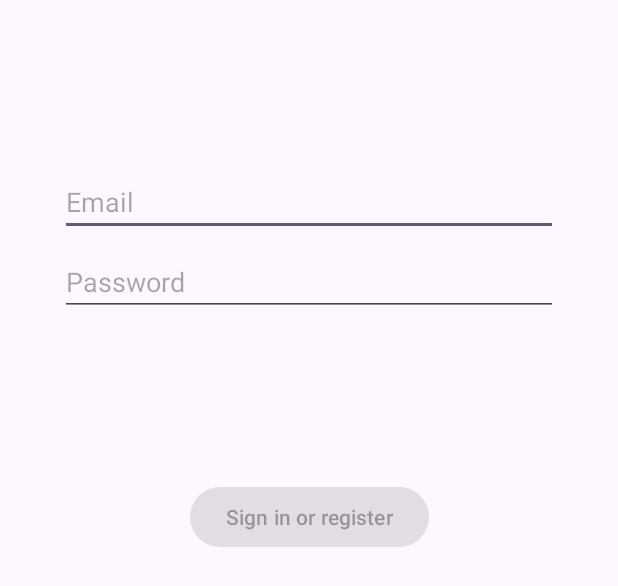
After one commit to SYNRGY-Kelompok-3/android, an Android app: the layout fragment_login.xml on its own in the app's theme, with its tools: preview values and no code run, on a phone screen of 412 x 824 dp. The commit adds this screen. Shown: the top 586 px of the screen. Run offline under Robolectric (Android 15) with nearby library versions, the phone set to English and light mode, and no system bars.

Commit message:
adding login fragment (not-complete)

```diff
--- a/app/build.gradle.kts
+++ b/app/build.gradle.kts
@@ -33,6 +33,9 @@ android {
     kotlinOptions {
         jvmTarget = "1.8"
     }
+    buildFeatures {
+        viewBinding = true
+    }
 }
 
 dependencies {
@@ -41,6 +44,9 @@ dependencies {
     implementation("androidx.appcompat:appcompat:1.6.1")
     implementation("com.google.android.material:material:1.10.0")
     implementation("androidx.constraintlayout:constraintlayout:2.1.4")
+    implementation("androidx.annotation:annotation:1.6.0")
+    implementation("androidx.lifecycle:lifecycle-livedata-ktx:2.6.1")
+    implementation("androidx.lifecycle:lifecycle-viewmodel-ktx:2.6.1")
     testImplementation("junit:junit:4.13.2")
     androidTestImplementation("androidx.test.ext:junit:1.1.5")
     androidTestImplementation("androidx.test.espresso:espresso-core:3.5.1")
--- /dev/null
+++ b/app/src/main/res/layout/fragment_login.xml
@@ -0,0 +1,76 @@
+<?xml version="1.0" encoding="utf-8"?>
+<androidx.constraintlayout.widget.ConstraintLayout xmlns:android="http://schemas.android.com/apk/res/android"
+    xmlns:app="http://schemas.android.com/apk/res-auto"
+    xmlns:tools="http://schemas.android.com/tools"
+    android:id="@+id/container"
+    android:layout_width="match_parent"
+    android:layout_height="match_parent"
+    android:paddingLeft="@dimen/fragment_horizontal_margin"
+    android:paddingTop="@dimen/fragment_vertical_margin"
+    android:paddingRight="@dimen/fragment_horizontal_margin"
+    android:paddingBottom="@dimen/fragment_vertical_margin"
+    tools:context=".ui.login.LoginFragment">
+
+    <EditText
+        android:id="@+id/username"
+        android:layout_width="0dp"
+        android:layout_height="wrap_content"
+        android:layout_marginStart="24dp"
+        android:layout_marginTop="96dp"
+        android:layout_marginEnd="24dp"
+        android:hint="@string/prompt_email"
+        android:inputType="textEmailAddress"
+        android:selectAllOnFocus="true"
+        app:layout_constraintEnd_toEndOf="parent"
+        app:layout_constraintStart_toStartOf="parent"
+        app:layout_constraintTop_toTopOf="parent" />
+
+    <EditText
+        android:id="@+id/password"
+        android:layout_width="0dp"
+        android:layout_height="wrap_content"
+        android:layout_marginStart="24dp"
+        android:layout_marginTop="8dp"
+        android:layout_marginEnd="24dp"
+        android:hint="@string/prompt_password"
+        android:imeActionLabel="@string/action_sign_in_short"
+        android:imeOptions="actionDone"
+        android:inputType="textPassword"
+        android:selectAllOnFocus="true"
+        app:layout_constraintEnd_toEndOf="parent"
+        app:layout_constraintStart_toStartOf="parent"
+        app:layout_constraintTop_toBottomOf="@+id/username" />
+
+    <Button
+        android:id="@+id/login"
+        android:layout_width="wrap_content"
+        android:layout_height="wrap_content"
+        android:layout_gravity="start"
+        android:layout_marginStart="48dp"
+        android:layout_marginTop="16dp"
+        android:layout_marginEnd="48dp"
+        android:layout_marginBottom="64dp"
+        android:enabled="false"
+        android:text="@string/action_sign_in"
+        app:layout_constraintBottom_toBottomOf="parent"
+        app:layout_constraintEnd_toEndOf="parent"
+        app:layout_constraintStart_toStartOf="parent"
+        app:layout_constraintTop_toBottomOf="@+id/password"
+        app:layout_constraintVertical_bias="0.2" />
+
+    <ProgressBar
+        android:id="@+id/loading"
+        android:layout_width="wrap_content"
+        android:layout_height="wrap_content"
+        android:layout_gravity="center"
+        android:layout_marginStart="32dp"
+        android:layout_marginTop="64dp"
+        android:layout_marginEnd="32dp"
+        android:layout_marginBottom="64dp"
+        android:visibility="gone"
+        app:layout_constraintBottom_toBottomOf="parent"
+        app:layout_constraintEnd_toEndOf="@+id/password"
+        app:layout_constraintStart_toStartOf="@+id/password"
+        app:layout_constraintTop_toTopOf="parent"
+        app:layout_constraintVertical_bias="0.3" />
+</androidx.constraintlayout.widget.ConstraintLayout>
--- /dev/null
+++ b/app/src/main/res/values/dimens.xml
@@ -0,0 +1,5 @@
+<resources>
+    <!-- Default screen margins, per the Android Design guidelines. -->
+    <dimen name="fragment_horizontal_margin">16dp</dimen>
+    <dimen name="fragment_vertical_margin">16dp</dimen>
+</resources>
--- a/app/src/main/res/values/strings.xml
+++ b/app/src/main/res/values/strings.xml
@@ -1,3 +1,12 @@
 <resources>
     <string name="app_name">travel.id</string>
+    <!-- Strings related to login -->
+    <string name="prompt_email">Email</string>
+    <string name="prompt_password">Password</string>
+    <string name="action_sign_in">Sign in or register</string>
+    <string name="action_sign_in_short">Sign in</string>
+    <string name="welcome">"Welcome!"</string>
+    <string name="invalid_username">Not a valid username</string>
+    <string name="invalid_password">Password must be >5 characters</string>
+    <string name="login_failed">"Login failed"</string>
 </resources>
```
Also changed, not shown: app/src/main/java/com/synrgy/travelid/data/LoginDataSource.kt (added, +24 -0 lines), app/src/main/java/com/synrgy/travelid/data/LoginRepository.kt (added, +46 -0 lines), app/src/main/java/com/synrgy/travelid/data/Result.kt (added, +18 -0 lines), app/src/main/java/com/synrgy/travelid/data/model/LoggedInUser.kt (added, +9 -0 lines), app/src/main/java/com/synrgy/travelid/ui/login/LoggedInUserView.kt (added, +9 -0 lines), app/src/main/java/com/synrgy/travelid/ui/login/LoginFormState.kt (added, +10 -0 lines), app/src/main/java/com/synrgy/travelid/ui/login/LoginFragment.kt (added, +131 -0 lines), app/src/main/java/com/synrgy/travelid/ui/login/LoginResult.kt (added, +9 -0 lines), app/src/main/java/com/synrgy/travelid/ui/login/LoginViewModel.kt (added, +55 -0 lines), app/src/main/java/com/synrgy/travelid/ui/login/LoginViewModelFactory.kt (added, +25 -0 lines), app/src/main/res/drawable/ic_logo.xml (added, +12 -0 lines).
